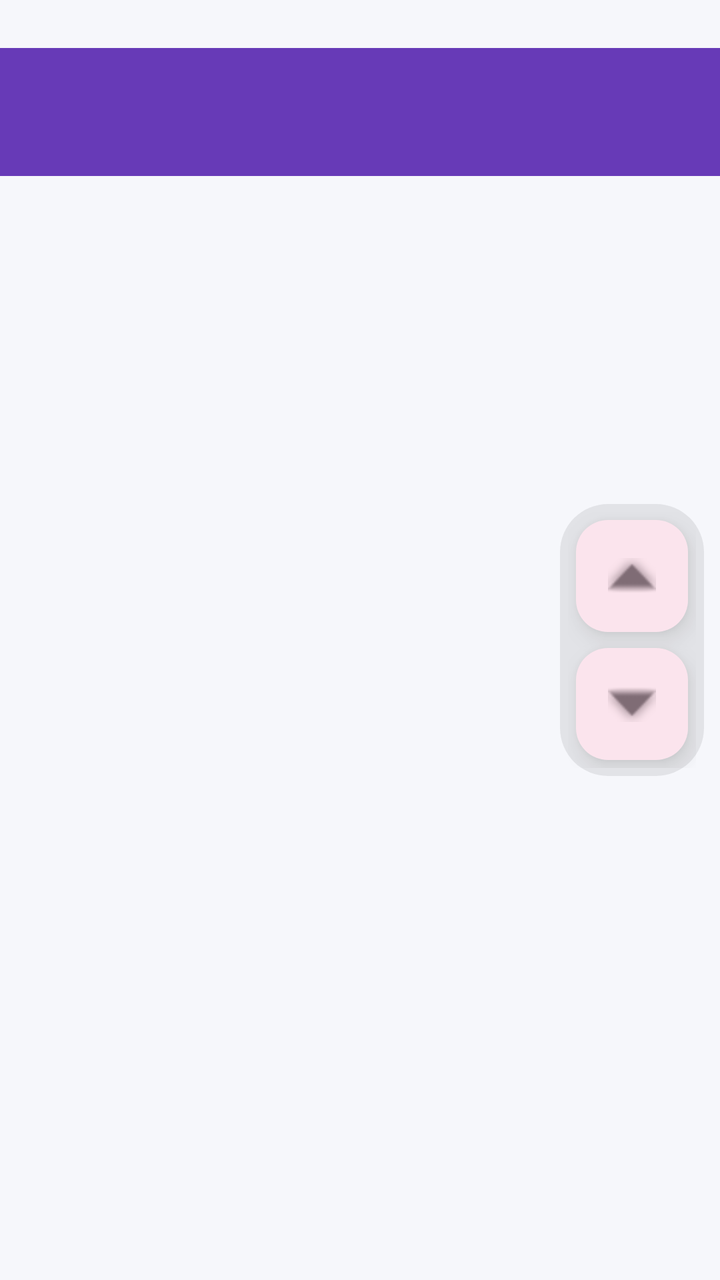
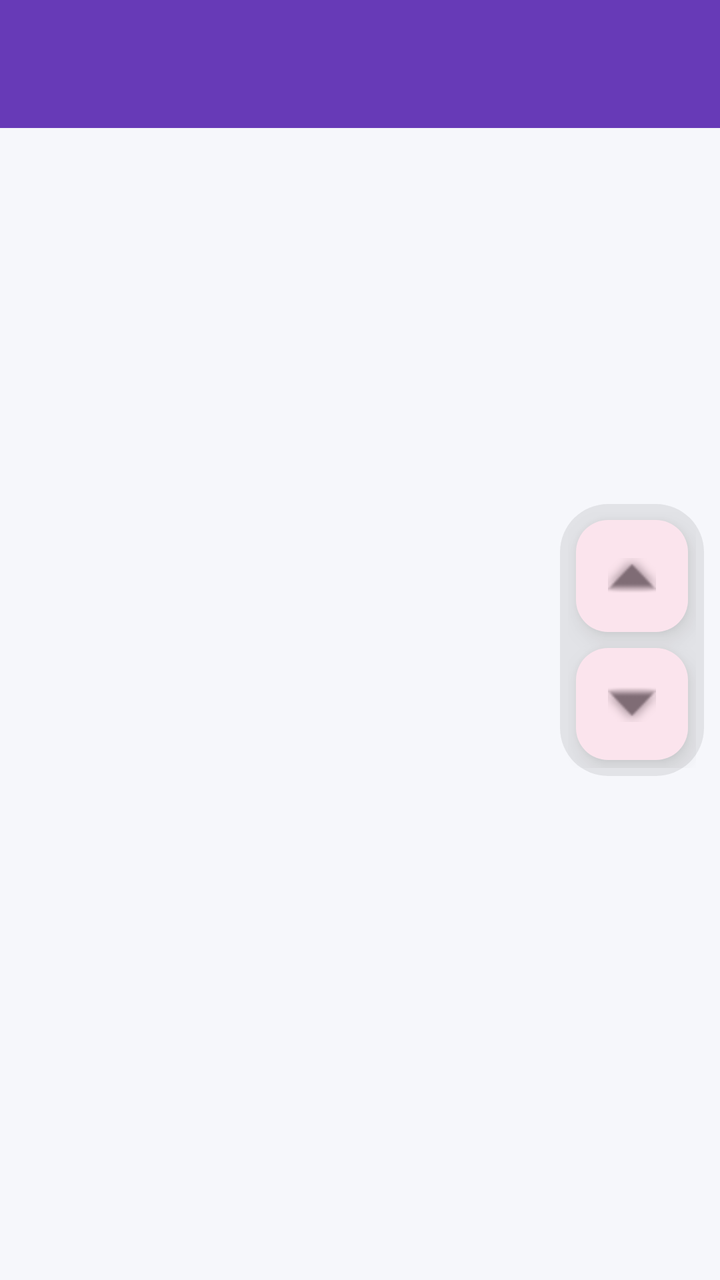

An Android layout rendered at two revisions. The XML below is the earlier revision; the diff shows what the commit changed to produce the second picture.
<!-- AndroidManifest.xml: application theme Theme.CampusConnect -->
<!-- res/layout/activity_badges.xml -->
<?xml version="1.0" encoding="utf-8"?>
<androidx.constraintlayout.widget.ConstraintLayout xmlns:android="http://schemas.android.com/apk/res/android"
    xmlns:app="http://schemas.android.com/apk/res-auto"
    android:layout_width="match_parent"
    android:layout_height="match_parent">

    <com.google.android.material.appbar.MaterialToolbar
        android:id="@+id/toolbar"
        android:layout_width="match_parent"
        android:layout_height="?attr/actionBarSize"
        android:layout_marginTop="24dp"
        android:background="?attr/colorPrimary"
        app:titleTextColor="?attr/colorOnPrimary"
        app:layout_constraintTop_toTopOf="parent" />

    <androidx.recyclerview.widget.RecyclerView
        android:id="@+id/badgesRecyclerView"
        android:layout_width="match_parent"
        android:layout_height="0dp"
        app:layout_constraintBottom_toBottomOf="parent"
        app:layout_constraintTop_toBottomOf="@id/toolbar" />

    <LinearLayout
        android:id="@+id/scrollButtons"
        android:layout_width="wrap_content"
        android:layout_height="wrap_content"
        android:layout_marginEnd="8dp"
        android:alpha="0.6"
        android:background="@drawable/bg_scroll_strip"
        android:gravity="center"
        android:orientation="vertical"
        android:padding="4dp"
        app:layout_constraintBottom_toBottomOf="parent"
        app:layout_constraintEnd_toEndOf="parent"
        app:layout_constraintTop_toTopOf="parent">

        <com.google.android.material.floatingactionbutton.FloatingActionButton
            android:id="@+id/scrollUpFab"
            style="@style/Widget.Material3.FloatingActionButton.Tertiary"
            android:layout_width="wrap_content"
            android:layout_height="wrap_content"
            android:layout_margin="4dp"
            app:fabSize="mini"
            app:srcCompat="@android:drawable/arrow_up_float"
            android:contentDescription="Scroll Up" />

        <com.google.android.material.floatingactionbutton.FloatingActionButton
            android:id="@+id/scrollDownFab"
            style="@style/Widget.Material3.FloatingActionButton.Tertiary"
            android:layout_width="wrap_content"
            android:layout_height="wrap_content"
            android:layout_margin="4dp"
            app:fabSize="mini"
            app:srcCompat="@android:drawable/arrow_down_float"
            android:contentDescription="Scroll Down" />
    </LinearLayout>

</androidx.constraintlayout.widget.ConstraintLayout>
<!-- resources referenced by this layout -->
<resources>
  <!-- drawable bg_scroll_strip (drawable) -->
  <?xml version="1.0" encoding="utf-8"?>
  <shape xmlns:android="http://schemas.android.com/apk/res/android">
      <solid android:color="#22000000" />
      <corners android:radius="24dp" />
  </shape>
  <style name="Theme.CampusConnect" parent="Base.Theme.CampusConnect" />
  <style name="Base.Theme.CampusConnect" parent="Theme.Material3.DayNight.NoActionBar">
          
          <item name="colorPrimary">@color/primary</item>
          <item name="colorOnPrimary">@color/on_primary</item>
          <item name="colorSecondary">@color/secondary</item>
          <item name="colorOnSecondary">@color/on_secondary</item>
          <item name="colorTertiary">@color/tertiary</item>
          <item name="colorOnTertiary">@color/on_tertiary</item>
          <item name="android:windowBackground">@color/background</item>
          <item name="colorSurface">@color/surface</item>
          <item name="colorOnSurface">@color/on_surface</item>
  
          <item name="colorSurfaceVariant">@color/surface_variant</item>
          <item name="colorOnSurfaceVariant">@color/on_surface_variant</item>
          <item name="colorError">@color/error</item>
          <item name="colorOnError">@color/on_error</item>
          <item name="colorOutline">@color/outline</item>
          <item name="colorOutlineVariant">@color/outline_variant</item>
          <item name="android:statusBarColor">@color/primary</item>
  
          
          <item name="materialCardViewStyle">@style/Widget.CampusConnect.Card</item>
      </style>
  <color name="primary">#673AB7</color>
  <color name="on_primary">#FFFFFF</color>
  <color name="secondary">#009688</color>
  <color name="on_secondary">#FFFFFF</color>
  <color name="tertiary">#FFC107</color>
  <color name="on_tertiary">#000000</color>
  <color name="background">#F6F7FB</color>
  <color name="surface">#FFFFFF</color>
  <color name="on_surface">#1A1C1E</color>
  <color name="surface_variant">#E1E2EC</color>
  <color name="on_surface_variant">#44474E</color>
  <color name="error">#B3261E</color>
  <color name="on_error">#FFFFFF</color>
  <color name="outline">#74777F</color>
  <color name="outline_variant">#C4C6D0</color>
  <style name="Widget.CampusConnect.Card" parent="Widget.Material3.CardView.Elevated">
          <item name="cardCornerRadius">16dp</item>
          <item name="cardElevation">2dp</item>
          <item name="strokeWidth">0dp</item>
      </style>
</resources>

<!-- the commit's change to res/layout/activity_badges.xml (unified diff, before → after) -->
@@ -8,7 +8,6 @@
         android:id="@+id/toolbar"
         android:layout_width="match_parent"
         android:layout_height="?attr/actionBarSize"
-        android:layout_marginTop="24dp"
         android:background="?attr/colorPrimary"
         app:titleTextColor="?attr/colorOnPrimary"
         app:layout_constraintTop_toTopOf="parent" />
@@ -42,7 +41,7 @@
             android:layout_margin="4dp"
             app:fabSize="mini"
             app:srcCompat="@android:drawable/arrow_up_float"
-            android:contentDescription="Scroll Up" />
+            android:contentDescription="@string/cd_scroll_up" />
 
         <com.google.android.material.floatingactionbutton.FloatingActionButton
             android:id="@+id/scrollDownFab"
@@ -52,7 +51,7 @@
             android:layout_margin="4dp"
             app:fabSize="mini"
             app:srcCompat="@android:drawable/arrow_down_float"
-            android:contentDescription="Scroll Down" />
+            android:contentDescription="@string/cd_scroll_down" />
     </LinearLayout>
 
 </androidx.constraintlayout.widget.ConstraintLayout>
<!-- resource entries referenced after the edit -->
@@ -6,6 +6,8 @@
       <solid android:color="#22000000" />
       <corners android:radius="24dp" />
   </shape>
+  <string name="cd_scroll_down">Scroll Down</string>
+  <string name="cd_scroll_up">Scroll Up</string>
   <style name="Theme.CampusConnect" parent="Base.Theme.CampusConnect" />
   <style name="Base.Theme.CampusConnect" parent="Theme.Material3.DayNight.NoActionBar">
           
